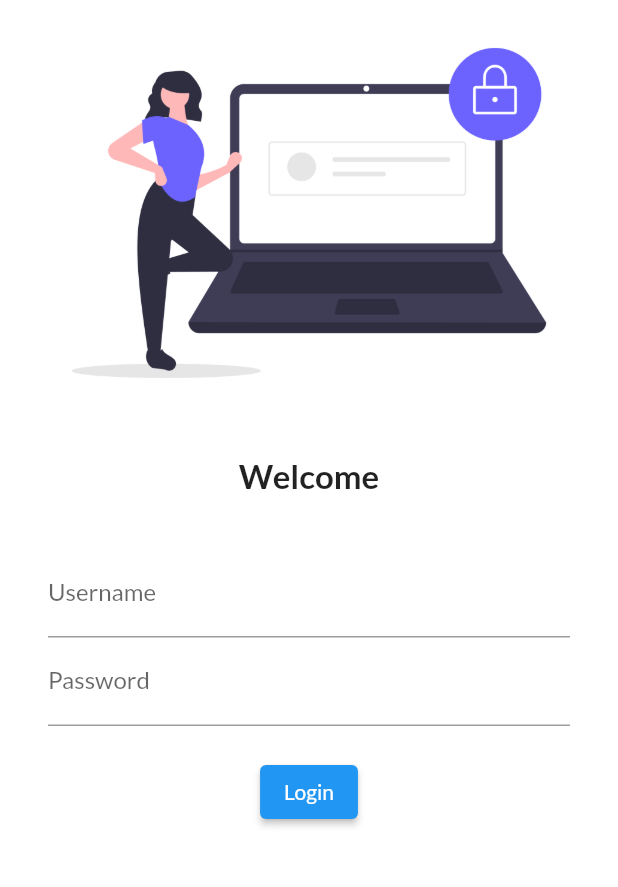
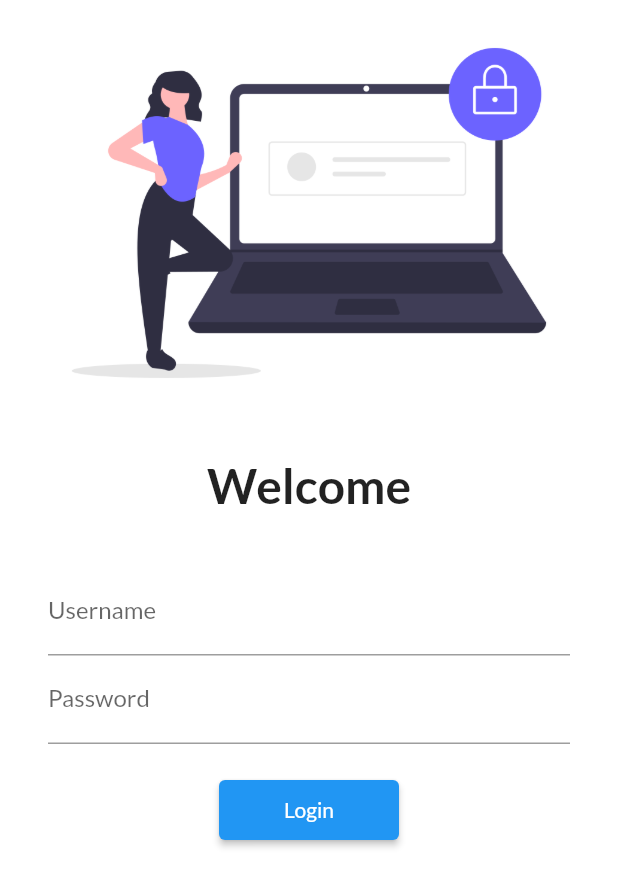
Before and after one commit to anmolpurba/Flutter, a Flutter app: the screen it shows after launch, on a phone screen of 412 x 824 dp. Shown: the top 887 px of the screen. Run offline on Flutter 3.47's test engine with Material 2 defaults, Android fonts, the phone set to English and light mode, and no system bars; our stand-ins replace google_fonts.

Commit message:
day 5 completed

```diff
--- a/lib/main.dart
+++ b/lib/main.dart
@@ -2,6 +2,7 @@ import 'package:flutter/material.dart';
 import 'package:test_app/pages/home_page.dart';
 import 'package:test_app/pages/login_page.dart';
 import 'package:google_fonts/google_fonts.dart';
+import 'package:test_app/utils/routes.dart';
 
 void main() {
   runApp(MyApp());
@@ -19,8 +20,8 @@ class MyApp extends StatelessWidget {
       initialRoute: "/",
       routes: {
         "/": (context) => LoginPage(),
-        "/home": (context) => HomePage(),
-        "/login": (context) => LoginPage()
+        MyRoutes.homeRoute: (context) => HomePage(),
+        MyRoutes.loginRoute: (context) => LoginPage()
       },
     );
   }
--- a/lib/pages/login_page.dart
+++ b/lib/pages/login_page.dart
@@ -1,4 +1,5 @@
 import 'package:flutter/material.dart';
+import 'package:test_app/utils/routes.dart';
 
 class LoginPage extends StatelessWidget {
   const LoginPage({Key? key}) : super(key: key);
@@ -7,16 +8,20 @@ class LoginPage extends StatelessWidget {
   Widget build(BuildContext context) {
     return Material(
       color: Colors.white,
+      child: SingleChildScrollView(
         child: Column(
           children: [
-          Image.asset("assets/images/login_image.png"),
+            Image.asset(
+              "assets/images/login_image.png",
+              fit: BoxFit.cover,
+            ),
             SizedBox(
               height: 20.0,
             ),
             Text(
               "Welcome",
               style: TextStyle(
-              fontSize: 22,
+                fontSize: 32,
                 fontWeight: FontWeight.bold,
               ),
             ),
@@ -46,8 +51,9 @@ class LoginPage extends StatelessWidget {
                   ),
                   ElevatedButton(
                     child: Text("Login"),
+                    style: TextButton.styleFrom(minimumSize: Size(120, 40)),
                     onPressed: () {
-                    print("hi");
+                      Navigator.pushNamed(context, MyRoutes.homeRoute);
                     },
                   )
                 ],
@@ -55,6 +61,7 @@ class LoginPage extends StatelessWidget {
             )
           ],
         ),
+      ),
     );
   }
 }
--- /dev/null
+++ b/lib/utils/routes.dart
@@ -0,0 +1,4 @@
+class MyRoutes {
+  static String loginRoute = "/login";
+  static String homeRoute = "/home";
+}
```
Lines whose indentation alone changed are shown as unchanged.
